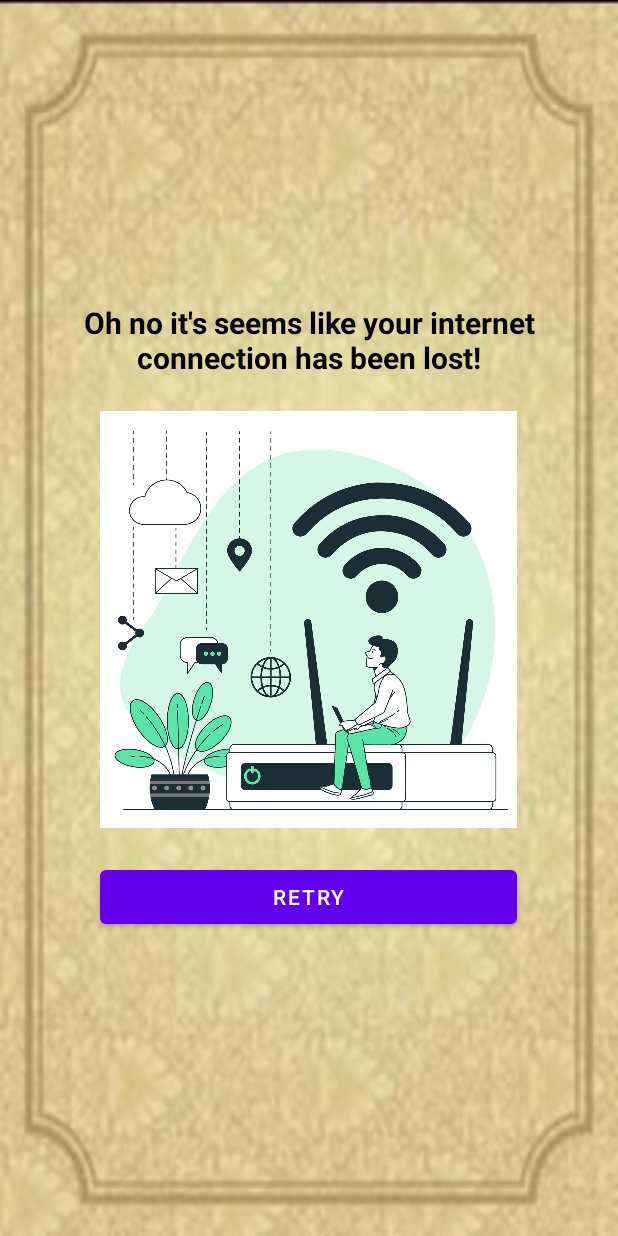
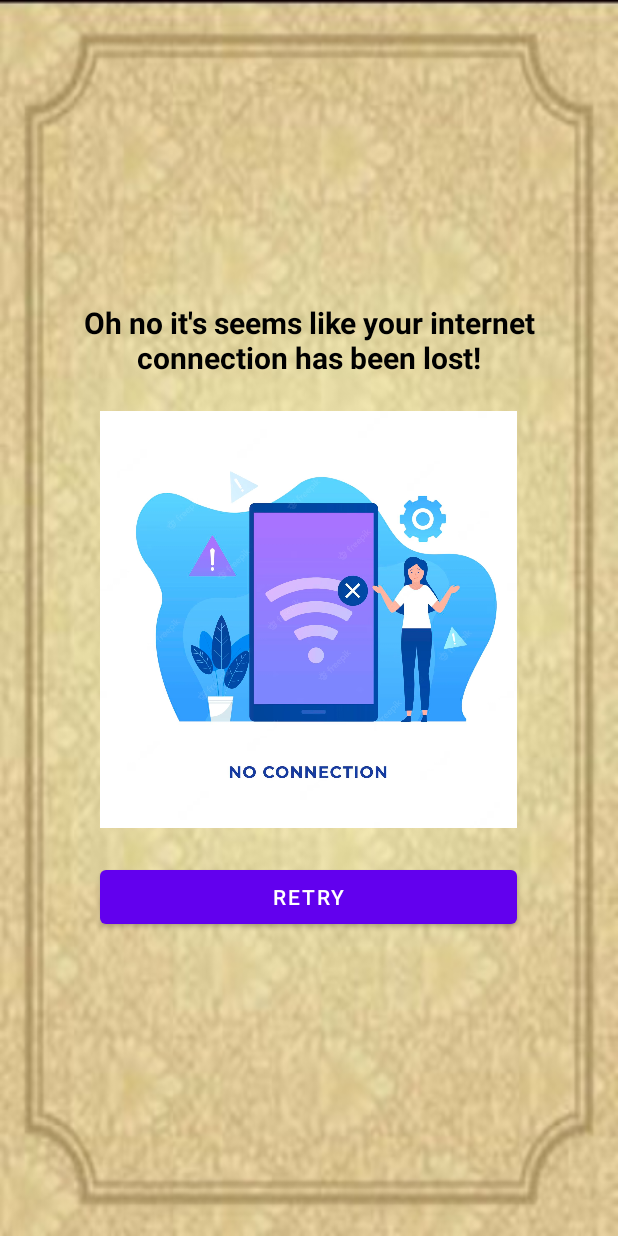
Before and after one commit to oryozana/FitnessIsUs, an Android app: the layout alert_dialog_no_internet_connection.xml on its own in the app's theme, with its tools: preview values and no code run, on a phone screen of 412 x 824 dp. Run offline under Robolectric (Android 15) with nearby library versions, the phone set to English and light mode, and no system bars.

Commit message:
Small changes...

```diff
--- a/app/src/main/java/com/example/fitnessisus/NetworkConnectionReceiver.java
+++ b/app/src/main/java/com/example/fitnessisus/NetworkConnectionReceiver.java
@@ -2,19 +2,12 @@ package com.example.fitnessisus;
 
 import android.content.BroadcastReceiver;
 import android.content.Context;
-import android.content.DialogInterface;
 import android.content.Intent;
 import android.net.ConnectivityManager;
 import android.net.NetworkInfo;
-import android.text.Editable;
-import android.text.TextWatcher;
 import android.view.LayoutInflater;
 import android.view.View;
 import android.widget.Button;
-import android.widget.EditText;
-import android.widget.ImageView;
-import android.widget.LinearLayout;
-import android.widget.TextView;
 import android.widget.Toast;
 
 import androidx.appcompat.app.AlertDialog;
@@ -50,7 +43,7 @@ public class NetworkConnectionReceiver extends BroadcastReceiver {
         adb = new AlertDialog.Builder(context);
         adb.setCancelable(false);
 
-        View customAlertDialog = LayoutInflater.from(context).inflate(R.layout.alert_dialog_no_internet, null);
+        View customAlertDialog = LayoutInflater.from(context).inflate(R.layout.alert_dialog_no_internet_connection, null);
         Button btRecheckInternetConnectionStatus = customAlertDialog.findViewById(R.id.btRecheckInternetConnectionStatus);
 
         adb.setView(customAlertDialog);
--- a/app/src/main/res/layout/alert_dialog_no_internet.xml
+++ b/app/src/main/res/layout/alert_dialog_no_internet_connection.xml
@@ -22,7 +22,7 @@
         android:layout_height="125pt"
         android:layout_marginTop="10pt"
         android:layout_marginBottom="10pt"
-        app:srcCompat="@drawable/no_internet" />
+        app:srcCompat="@drawable/no_internet_connection" />
 
     <Button
         android:id="@+id/btRecheckInternetConnectionStatus"
```
Also changed, not shown: app/src/main/res/drawable/no_internet.jpg (deleted), app/src/main/res/drawable/no_internet_connection.png (added).
